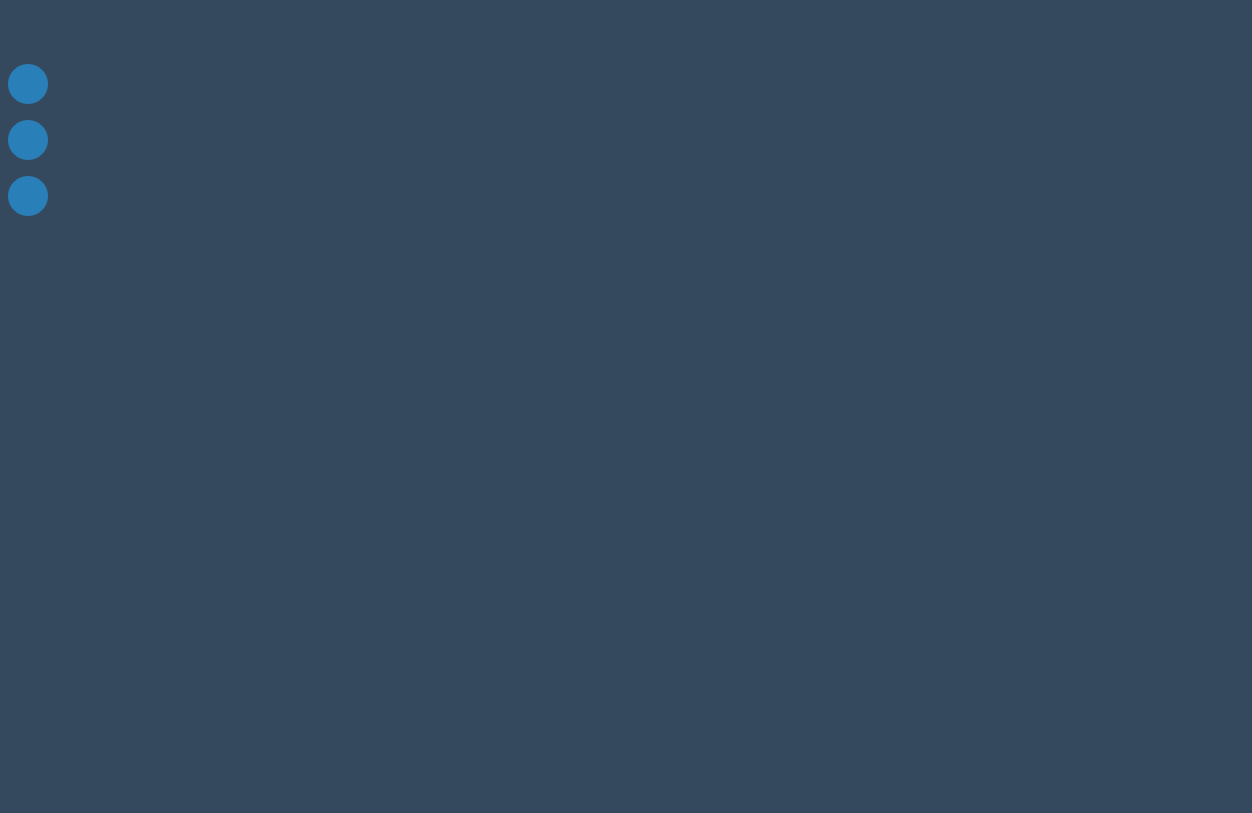
Old version of the form Telas/UI/dashboard.ui in the repository newprev/PrevCliente.
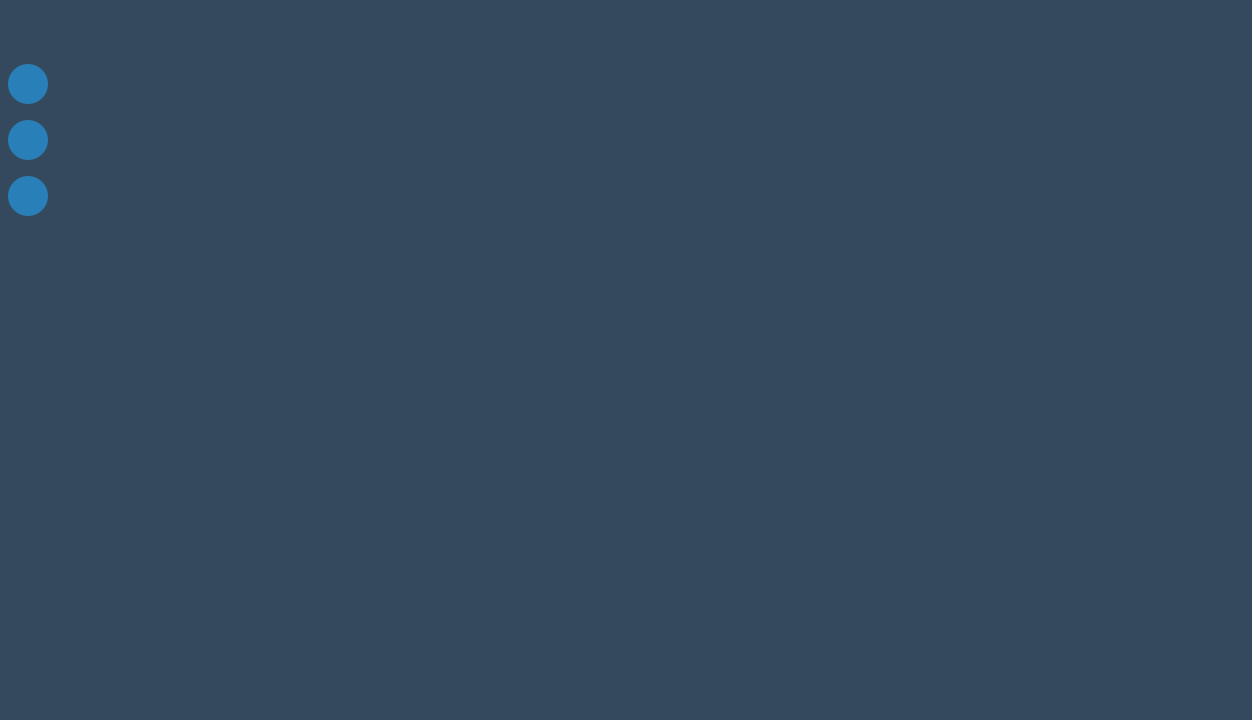
New version of the form. Icons and pictures are not drawn.

What changed in the file:
```diff
--- a/Telas/UI/dashboard.ui
+++ b/Telas/UI/dashboard.ui
@@ -7,9 +7,21 @@
     <x>0</x>
     <y>0</y>
     <width>1252</width>
-    <height>813</height>
+    <height>720</height>
    </rect>
   </property>
+  <property name="sizePolicy">
+   <sizepolicy hsizetype="Preferred" vsizetype="Minimum">
+    <horstretch>0</horstretch>
+    <verstretch>0</verstretch>
+   </sizepolicy>
+  </property>
+  <property name="minimumSize">
+   <size>
+    <width>0</width>
+    <height>720</height>
+   </size>
+  </property>
   <property name="windowTitle">
    <string>MainWindow</string>
   </property>
@@ -65,6 +77,18 @@
 }</string>
   </property>
   <widget class="QWidget" name="centralwidget">
+   <property name="sizePolicy">
+    <sizepolicy hsizetype="Preferred" vsizetype="Minimum">
+     <horstretch>0</horstretch>
+     <verstretch>0</verstretch>
+    </sizepolicy>
+   </property>
+   <property name="minimumSize">
+    <size>
+     <width>0</width>
+     <height>720</height>
+    </size>
+   </property>
    <layout class="QHBoxLayout" name="horizontalLayout">
     <property name="spacing">
      <number>0</number>
@@ -83,6 +107,18 @@
     </property>
     <item>
      <widget class="QFrame" name="frame">
+      <property name="sizePolicy">
+       <sizepolicy hsizetype="Preferred" vsizetype="Minimum">
+        <horstretch>0</horstretch>
+        <verstretch>0</verstretch>
+       </sizepolicy>
+      </property>
+      <property name="minimumSize">
+       <size>
+        <width>0</width>
+        <height>720</height>
+       </size>
+      </property>
       <property name="frameShape">
        <enum>QFrame::NoFrame</enum>
       </property>
@@ -107,6 +143,18 @@
        </property>
        <item>
         <widget class="QFrame" name="frMain">
+         <property name="sizePolicy">
+          <sizepolicy hsizetype="Preferred" vsizetype="Minimum">
+           <horstretch>0</horstretch>
+           <verstretch>0</verstretch>
+          </sizepolicy>
+         </property>
+         <property name="minimumSize">
+          <size>
+           <width>0</width>
+           <height>600</height>
+          </size>
+         </property>
          <property name="frameShape">
           <enum>QFrame::NoFrame</enum>
          </property>
@@ -115,7 +163,7 @@
          </property>
          <layout class="QHBoxLayout" name="horizontalLayout_3">
           <property name="spacing">
-           <number>4</number>
+           <number>0</number>
           </property>
           <property name="leftMargin">
            <number>0</number>
@@ -131,6 +179,18 @@
           </property>
           <item>
            <widget class="QFrame" name="frMainLeft">
+            <property name="sizePolicy">
+             <sizepolicy hsizetype="Preferred" vsizetype="Minimum">
+              <horstretch>0</horstretch>
+              <verstretch>0</verstretch>
+             </sizepolicy>
+            </property>
+            <property name="minimumSize">
+             <size>
+              <width>0</width>
+              <height>600</height>
+             </size>
+            </property>
             <property name="frameShape">
              <enum>QFrame::NoFrame</enum>
             </property>
@@ -227,15 +287,28 @@
            </widget>
           </item>
           <item>
-           <widget class="QStackedWidget" name="stkMainDashBoard"/>
+           <widget class="QStackedWidget" name="stkMainDashBoard">
+            <property name="sizePolicy">
+             <sizepolicy hsizetype="Preferred" vsizetype="MinimumExpanding">
+              <horstretch>0</horstretch>
+              <verstretch>0</verstretch>
+             </sizepolicy>
+            </property>
+            <property name="minimumSize">
+             <size>
+              <width>0</width>
+              <height>600</height>
+             </size>
+            </property>
+           </widget>
           </item>
          </layout>
         </widget>
        </item>
-       <item>
+       <item alignment="Qt::AlignTop">
         <widget class="QFrame" name="frBottom">
          <property name="sizePolicy">
-          <sizepolicy hsizetype="Maximum" vsizetype="Preferred">
+          <sizepolicy hsizetype="Maximum" vsizetype="Maximum">
            <horstretch>0</horstretch>
            <verstretch>0</verstretch>
           </sizepolicy>
@@ -243,13 +316,13 @@
          <property name="minimumSize">
           <size>
            <width>0</width>
-           <height>140</height>
+           <height>120</height>
           </size>
          </property>
          <property name="maximumSize">
           <size>
            <width>16777215</width>
-           <height>140</height>
+           <height>120</height>
           </size>
          </property>
          <property name="frameShape">
@@ -272,15 +345,15 @@
            <number>0</number>
           </property>
           <property name="bottomMargin">
-           <number>0</number>
+           <number>4</number>
           </property>
-          <item>
+          <item alignment="Qt::AlignTop">
            <widget class="QScrollArea" name="scrollArea">
             <property name="enabled">
              <bool>true</bool>
             </property>
             <property name="sizePolicy">
-             <sizepolicy hsizetype="Maximum" vsizetype="Expanding">
+             <sizepolicy hsizetype="Maximum" vsizetype="Maximum">
               <horstretch>0</horstretch>
               <verstretch>0</verstretch>
              </sizepolicy>
@@ -288,7 +361,7 @@
             <property name="minimumSize">
              <size>
               <width>1180</width>
-              <height>0</height>
+              <height>120</height>
              </size>
             </property>
             <property name="maximumSize">
@@ -309,6 +382,9 @@
             <property name="widgetResizable">
              <bool>true</bool>
             </property>
+            <property name="alignment">
+             <set>Qt::AlignLeading|Qt::AlignLeft|Qt::AlignTop</set>
+            </property>
             <widget class="QWidget" name="scaTelas">
              <property name="geometry">
               <rect>
```
Left out of the diff: 8 changed lines with no effect on the pictures.
